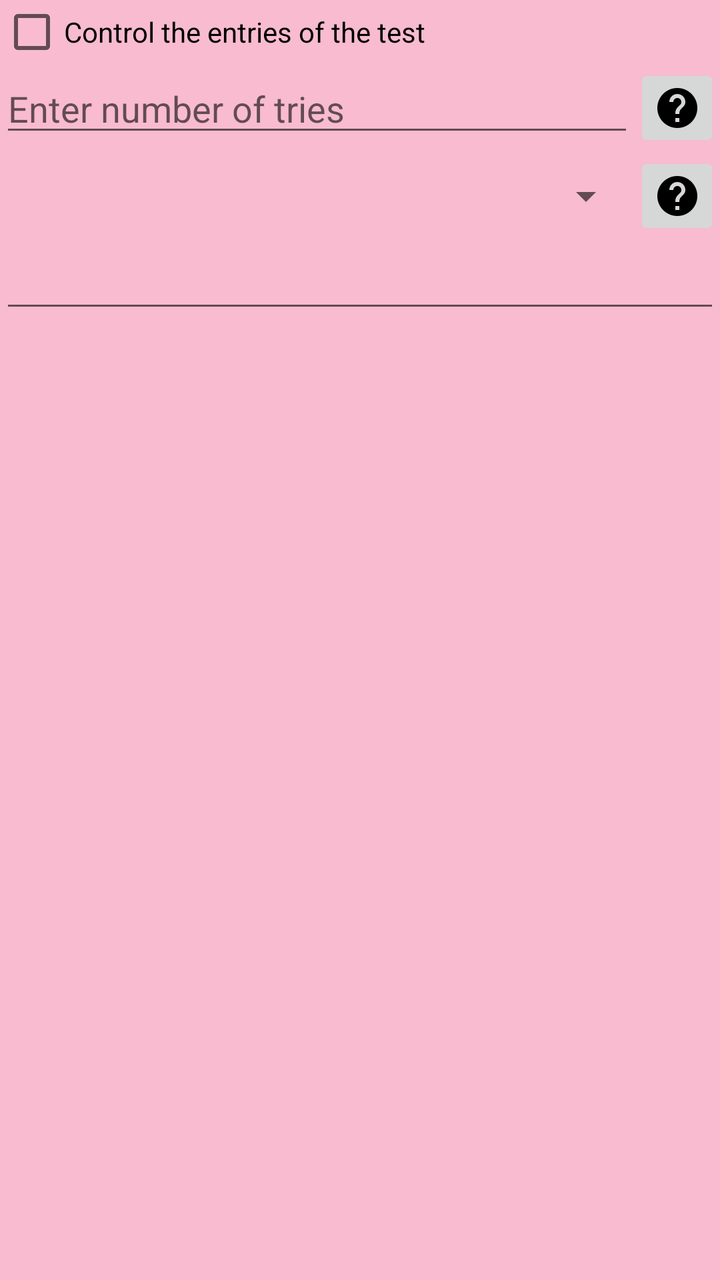
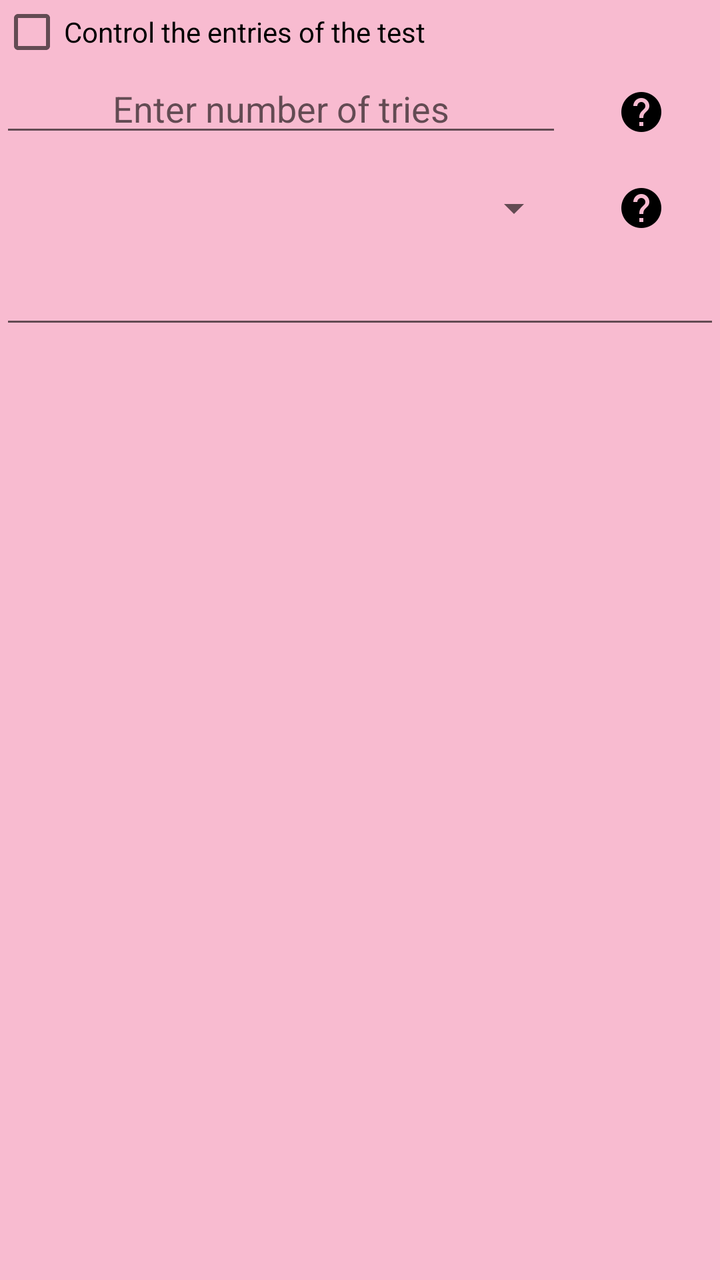

Before-and-after screenshots of an Android layout around one commit, followed by the original layout XML and the change that was made.
<!-- AndroidManifest.xml: application theme MyMaterialTheme -->
<!-- res/layout/enhanced_test_dialog_fragment.xml -->
<?xml version="1.0" encoding="utf-8"?>
<ScrollView
    android:layout_width="match_parent"
    android:layout_height="match_parent"
    xmlns:android="http://schemas.android.com/apk/res/android" >
<LinearLayout
    android:layout_width="match_parent"
    android:layout_height="wrap_content"
    android:orientation="vertical">

    <CheckBox
        android:id="@+id/control_test_entries"
        android:layout_width="wrap_content"
        android:layout_height="wrap_content"
        android:text="@string/control_the_entries_of_the_test" />

    <LinearLayout
        android:id="@+id/control_options"
        android:layout_width="match_parent"
        android:layout_height="wrap_content"
        android:layout_margin="5dp"
        android:padding="3dp"
        android:orientation="vertical"
        android:visibility="gone">

        <LinearLayout
            android:layout_width="match_parent"
            android:layout_height="wrap_content"
            android:gravity="center"
            android:orientation="horizontal"
            android:weightSum="2">

            <LinearLayout
                android:layout_width="0dp"
                android:layout_height="wrap_content"
                android:layout_weight="1"
                android:orientation="vertical">

                <TextView
                    android:layout_width="wrap_content"
                    android:layout_height="wrap_content"
                    android:text="@string/select_percentage_of_controlled_portion" />

                <Spinner
                    android:id="@+id/controlled_portion"
                    android:layout_width="wrap_content"
                    android:layout_height="wrap_content"
                    android:layout_margin="3dp"
                    android:drawSelectorOnTop="true"
                    android:entries="@array/controlled_portion_percentages" />
            </LinearLayout>

            <LinearLayout
                android:layout_width="0dp"
                android:layout_height="wrap_content"
                android:layout_weight="1"
                android:orientation="vertical">

                <TextView
                    android:layout_width="wrap_content"
                    android:layout_height="wrap_content"
                    android:text="@string/select_percentage_of_uncontrolled_portion" />

                <Spinner
                    android:id="@+id/uncontrolled_portion"
                    android:layout_width="wrap_content"
                    android:layout_height="wrap_content"
                    android:layout_margin="3dp"
                    android:drawSelectorOnTop="true"
                    android:entries="@array/uncontrolled_portion_percentages" />
            </LinearLayout>
        </LinearLayout>

        <LinearLayout
            android:layout_width="match_parent"
            android:layout_height="wrap_content"
            android:orientation="horizontal"
            android:weightSum="2">

            <LinearLayout
                android:layout_width="0dp"
                android:layout_height="wrap_content"
                android:layout_weight="1"
                android:orientation="vertical">

                <TextView
                    android:layout_width="wrap_content"
                    android:layout_height="wrap_content"
                    android:text="@string/select_rank" />

                <Spinner
                    android:id="@+id/spinner_rank"
                    android:layout_width="wrap_content"
                    android:layout_height="wrap_content"
                    android:layout_margin="3dp"

                    android:drawSelectorOnTop="true"
                    android:entries="@array/rank" />
            </LinearLayout>

            <LinearLayout
                android:layout_width="0dp"
                android:layout_height="wrap_content"
                android:layout_weight="1"
                android:orientation="vertical">

                <TextView
                    android:layout_width="wrap_content"
                    android:layout_height="wrap_content"
                    android:text="@string/select_wrongness_level" />

                <Spinner
                    android:id="@+id/spinner_wrongness_percentage"
                    android:layout_width="wrap_content"
                    android:layout_height="wrap_content"
                    android:layout_margin="3dp"
                    android:drawSelectorOnTop="true"
                    android:entries="@array/wrongness_percentages" />
            </LinearLayout>
        </LinearLayout>


    </LinearLayout>

    <LinearLayout
        android:layout_width="match_parent"
        android:layout_height="wrap_content"
        android:orientation="horizontal"
        android:weightSum="10">

        <EditText
            android:id="@+id/number_of_tries"
            android:layout_width="match_parent"
            android:layout_height="wrap_content"
            android:layout_weight="9"
            android:hint="@string/enter_tries_number"
            android:imeOptions="flagNoExtractUi"
            android:inputType="number" />

        <ImageButton
            android:id="@+id/number_of_tries_help"
            android:layout_width="wrap_content"
            android:layout_height="wrap_content"
            android:layout_weight="1"

            android:src="@drawable/ic_help_black_24dp" />
    </LinearLayout>


    <LinearLayout
        android:layout_width="match_parent"
        android:layout_height="match_parent"
        android:gravity="center"
        android:orientation="horizontal"
        android:weightSum="10">

        <Spinner
            android:id="@+id/number_or_percentage"
            android:layout_width="match_parent"
            android:layout_height="wrap_content"
            android:layout_weight="9" />

        <ImageButton
            android:id="@+id/percentage_or_number_help"
            android:layout_width="wrap_content"
            android:layout_height="wrap_content"
            android:layout_weight="1"
            android:src="@drawable/ic_help_black_24dp" />

    </LinearLayout>

    <EditText
        android:id="@+id/number"
        android:layout_width="match_parent"
        android:layout_height="wrap_content"
        android:layout_weight="9"
        android:imeOptions="flagNoExtractUi"
        android:inputType="numberDecimal" />


</LinearLayout>
    </ScrollView>
<!-- resources referenced by this layout -->
<resources>
  <string-array name="controlled_portion_percentages" translatable="false">
          <item>20%</item>
          <item>40%</item>
          <item>50%</item>
          <item>60%</item>
          <item>80%</item>
          <item>100%</item>
      </string-array>
  <string-array name="rank">
          <item>Low</item>
          <item>Moderate</item>
          <item>Important</item>
          <item>Vital</item>
      </string-array>
  <string-array name="uncontrolled_portion_percentages" translatable="false">
          <item>0%</item>
          <item>20%</item>
          <item>40%</item>
          <item>50%</item>
          <item>60%</item>
          <item>80%</item>
      </string-array>
  <string-array name="wrongness_percentages" translatable="false">
          <item>0%</item>
          <item>20%</item>
          <item>40%</item>
          <item>60%</item>
          <item>80%</item>
          <item>100%</item>
      </string-array>
  <!-- drawable ic_help_black_24dp: png bitmap (drawable-hdpi, 458 bytes) -->
  <string name="control_the_entries_of_the_test">Control the entries of the test</string>
  <string name="enter_tries_number">Enter number of tries</string>
  <string name="select_percentage_of_controlled_portion">The controlled portion is:</string>
  <string name="select_percentage_of_uncontrolled_portion">The uncontrolled portion is:</string>
  <string name="select_rank">Select rank:</string>
  <string name="select_wrongness_level">Select wrongness level:</string>
  <style name="MyMaterialTheme" parent="MyMaterialTheme.Base">
  
      </style>
  <style name="MyMaterialTheme.Base" parent="Theme.AppCompat.Light.DarkActionBar">
          <item name="windowNoTitle">true</item>
          <item name="windowActionBar">false</item>
          <item name="colorPrimary">@color/colorPrimary</item>
          <item name="colorPrimaryDark">@color/colorPrimaryDark</item>
          <item name="colorAccent">@color/colorAccent</item>
          <item name="android:windowBackground">@color/windowBackground</item>
      </style>
  <color name="colorPrimary">#EC407A</color>
  <color name="colorPrimaryDark">#AD1457</color>
  <color name="colorAccent">#EA80FC</color>
  <color name="windowBackground">#F8BBD0</color>
</resources>

<!-- the commit's change to res/layout/enhanced_test_dialog_fragment.xml (unified diff, before → after) -->
@@ -135,7 +135,8 @@
             android:layout_weight="9"
             android:hint="@string/enter_tries_number"
             android:imeOptions="flagNoExtractUi"
-            android:inputType="number" />
+            android:inputType="number"
+            android:gravity="center"/>
 
         <ImageButton
             android:id="@+id/number_of_tries_help"
@@ -143,7 +144,8 @@
             android:layout_height="wrap_content"
             android:layout_weight="1"
 
-            android:src="@drawable/ic_help_black_24dp" />
+            android:src="@drawable/ic_help_black_24dp"
+            style="@style/Widget.AppCompat.Button.Borderless"/>
     </LinearLayout>
 
 
@@ -165,7 +167,8 @@
             android:layout_width="wrap_content"
             android:layout_height="wrap_content"
             android:layout_weight="1"
-            android:src="@drawable/ic_help_black_24dp" />
+            android:src="@drawable/ic_help_black_24dp"
+            style="@style/Widget.AppCompat.Button.Borderless"/>
 
     </LinearLayout>
 
@@ -175,7 +178,8 @@
         android:layout_height="wrap_content"
         android:layout_weight="9"
         android:imeOptions="flagNoExtractUi"
-        android:inputType="numberDecimal" />
+        android:inputType="numberDecimal"
+        android:gravity="center"/>
 
 
 </LinearLayout>
